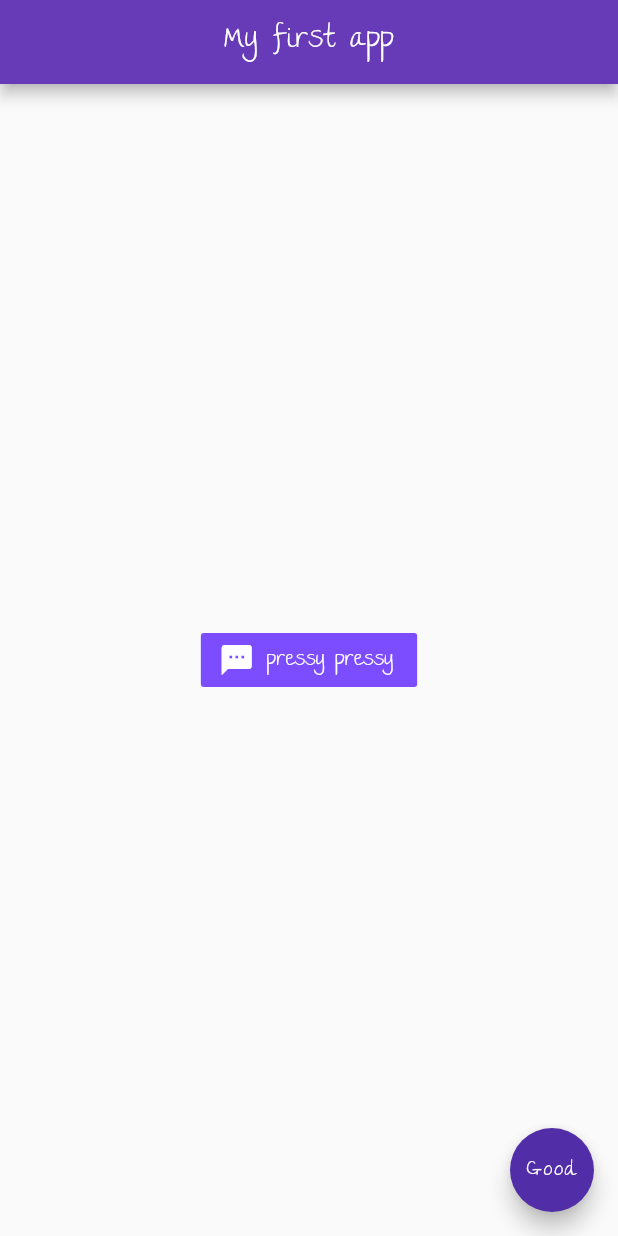
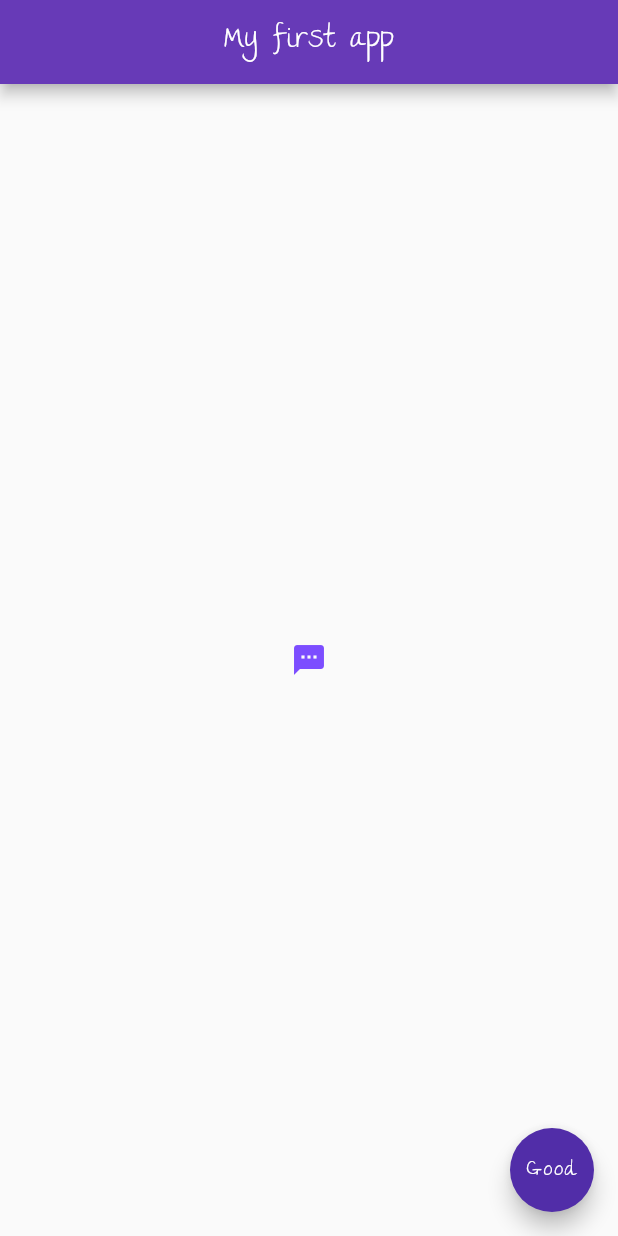
Before and after one commit to DandDevy/flutter_apps, a Flutter app: the screen it shows after launch, on a phone screen of 412 x 824 dp. Run offline on Flutter 3.47's test engine with Material 2 defaults, Android fonts, the phone set to English and light mode, and no system bars.

Commit message:
replaced button with icon button

```diff
--- a/lib/main.dart
+++ b/lib/main.dart
@@ -15,14 +15,12 @@ class Home extends StatelessWidget {
         backgroundColor: Colors.deepPurple,
       ),
       body: Center(
-        child: FlatButton.icon(
+        child: IconButton(
           onPressed: printMessage,
          icon: Icon(
            Icons.textsms
          ),
-          label: Text("pressy pressy"),
           color: Colors.deepPurpleAccent,
-          textColor: Colors.white,
         ),
       ),
       floatingActionButton: FloatingActionButton(
```
